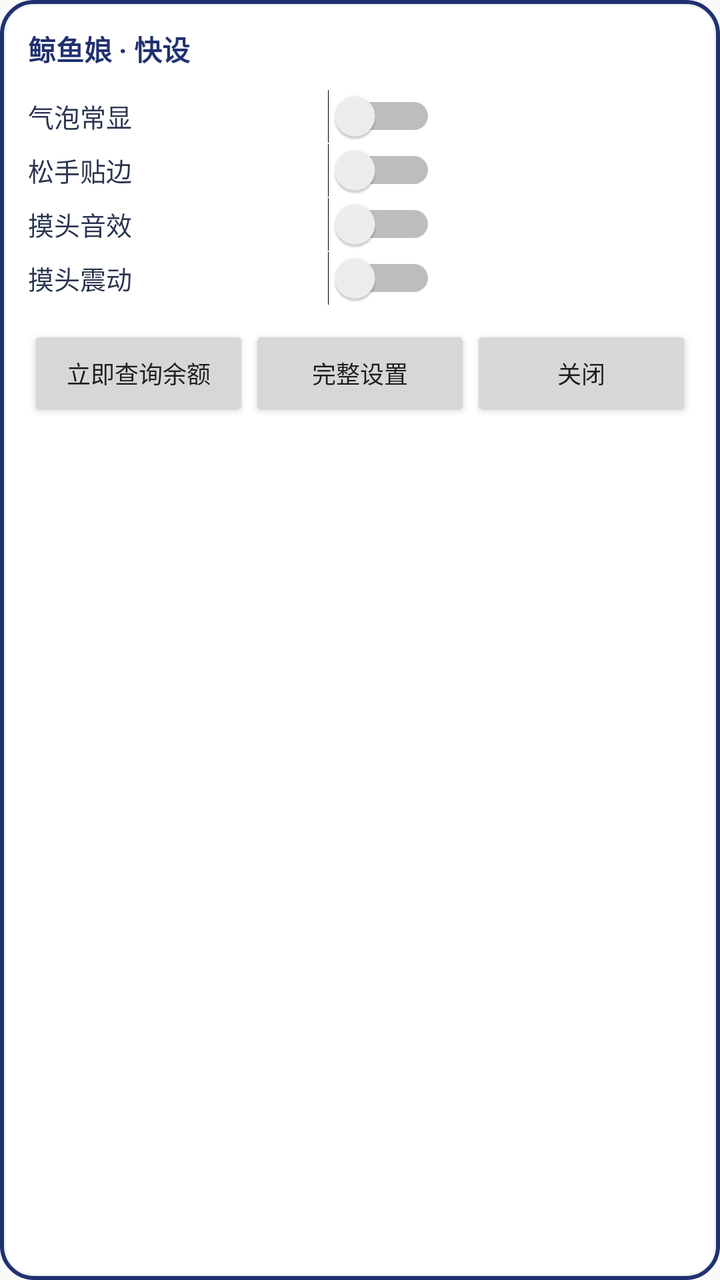
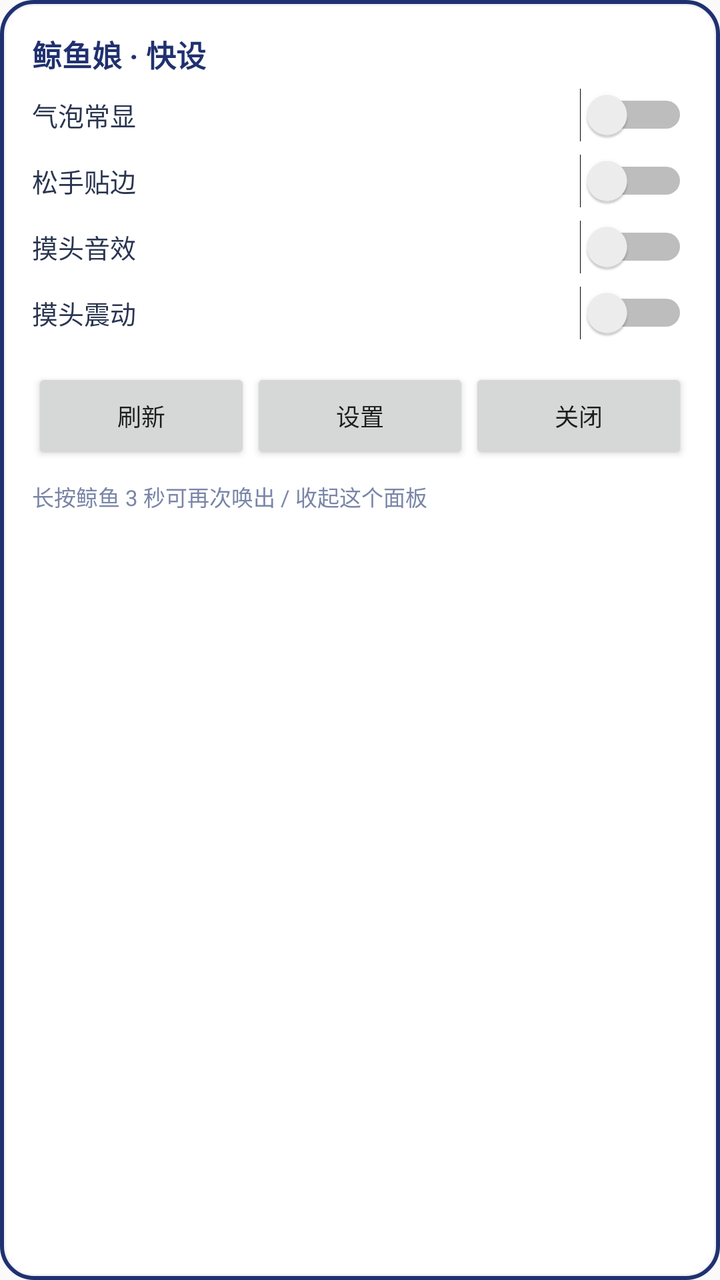

Screens rendered from an Android XML layout before and after an edit, with the pre-edit source and the edit as a unified diff.
<!-- AndroidManifest.xml: application theme android:Theme.Material.Light.DarkActionBar -->
<!-- res/layout/overlay_panel.xml -->
<?xml version="1.0" encoding="utf-8"?>
<LinearLayout xmlns:android="http://schemas.android.com/apk/res/android"
    android:id="@+id/panel_root"
    android:layout_width="wrap_content"
    android:layout_height="wrap_content"
    android:background="@drawable/panel_bg"
    android:orientation="vertical"
    android:padding="14dp">

    <TextView
        android:layout_width="wrap_content"
        android:layout_height="wrap_content"
        android:text="@string/panel_title"
        android:textColor="#203170"
        android:textSize="14sp"
        android:textStyle="bold" />

    <LinearLayout
        android:layout_width="match_parent"
        android:layout_height="wrap_content"
        android:layout_marginTop="10dp"
        android:gravity="center_vertical"
        android:orientation="horizontal">

        <TextView
            android:layout_width="150dp"
            android:layout_height="wrap_content"
            android:text="@string/panel_pinned"
            android:textColor="#2A3550"
            android:textSize="13sp" />

        <Switch
            android:id="@+id/pn_pinned"
            android:layout_width="wrap_content"
            android:layout_height="wrap_content" />
    </LinearLayout>

    <LinearLayout
        android:layout_width="match_parent"
        android:layout_height="wrap_content"
        android:gravity="center_vertical"
        android:orientation="horizontal">

        <TextView
            android:layout_width="150dp"
            android:layout_height="wrap_content"
            android:text="@string/panel_snap"
            android:textColor="#2A3550"
            android:textSize="13sp" />

        <Switch
            android:id="@+id/pn_snap"
            android:layout_width="wrap_content"
            android:layout_height="wrap_content" />
    </LinearLayout>

    <LinearLayout
        android:layout_width="match_parent"
        android:layout_height="wrap_content"
        android:gravity="center_vertical"
        android:orientation="horizontal">

        <TextView
            android:layout_width="150dp"
            android:layout_height="wrap_content"
            android:text="@string/panel_sound"
            android:textColor="#2A3550"
            android:textSize="13sp" />

        <Switch
            android:id="@+id/pn_sound"
            android:layout_width="wrap_content"
            android:layout_height="wrap_content" />
    </LinearLayout>

    <LinearLayout
        android:layout_width="match_parent"
        android:layout_height="wrap_content"
        android:gravity="center_vertical"
        android:orientation="horizontal">

        <TextView
            android:layout_width="150dp"
            android:layout_height="wrap_content"
            android:text="@string/panel_vibrate"
            android:textColor="#2A3550"
            android:textSize="13sp" />

        <Switch
            android:id="@+id/pn_vibrate"
            android:layout_width="wrap_content"
            android:layout_height="wrap_content" />
    </LinearLayout>

    <LinearLayout
        android:layout_width="match_parent"
        android:layout_height="wrap_content"
        android:layout_marginTop="10dp"
        android:orientation="horizontal">

        <Button
            android:id="@+id/pn_refresh"
            android:layout_width="0dp"
            android:layout_height="wrap_content"
            android:layout_weight="1"
            android:text="@string/action_check"
            android:textSize="12sp" />

        <Button
            android:id="@+id/pn_full"
            android:layout_width="0dp"
            android:layout_height="wrap_content"
            android:layout_weight="1"
            android:text="@string/panel_full"
            android:textSize="12sp" />

        <Button
            android:id="@+id/pn_close"
            android:layout_width="0dp"
            android:layout_height="wrap_content"
            android:layout_weight="1"
            android:text="@string/panel_close"
            android:textSize="12sp" />
    </LinearLayout>
</LinearLayout>
<!-- resources referenced by this layout -->
<resources>
  <!-- drawable panel_bg (drawable) -->
  <?xml version="1.0" encoding="utf-8"?>
  <layer-list xmlns:android="http://schemas.android.com/apk/res/android">
      <item>
          <shape android:shape="rectangle">
              <solid android:color="#F7FFFFFF" />
              <corners android:radius="16dp" />
              <stroke
                  android:width="2dp"
                  android:color="#203170" />
          </shape>
      </item>
      <item
          android:bottom="2dp"
          android:left="2dp"
          android:right="2dp"
          android:top="2dp">
          <shape android:shape="rectangle">
              <corners android:radius="14dp" />
              <stroke
                  android:width="1dp"
                  android:color="#228FA6D8" />
          </shape>
      </item>
  </layer-list>
  <string name="action_check">立即查询余额</string>
  <string name="panel_close">关闭</string>
  <string name="panel_full">完整设置</string>
  <string name="panel_pinned">气泡常显</string>
  <string name="panel_snap">松手贴边</string>
  <string name="panel_sound">摸头音效</string>
  <string name="panel_title">鲸鱼娘 · 快设</string>
  <string name="panel_vibrate">摸头震动</string>
</resources>

<!-- the commit's change to res/layout/overlay_panel.xml (unified diff, before → after) -->
@@ -1,30 +1,32 @@
 <?xml version="1.0" encoding="utf-8"?>
 <LinearLayout xmlns:android="http://schemas.android.com/apk/res/android"
     android:id="@+id/panel_root"
-    android:layout_width="wrap_content"
+    android:layout_width="284dp"
     android:layout_height="wrap_content"
     android:background="@drawable/panel_bg"
     android:orientation="vertical"
-    android:padding="14dp">
+    android:padding="16dp">
 
     <TextView
-        android:layout_width="wrap_content"
+        android:layout_width="match_parent"
         android:layout_height="wrap_content"
         android:text="@string/panel_title"
         android:textColor="#203170"
-        android:textSize="14sp"
+        android:textSize="15sp"
         android:textStyle="bold" />
 
     <LinearLayout
         android:layout_width="match_parent"
         android:layout_height="wrap_content"
-        android:layout_marginTop="10dp"
+        android:layout_marginTop="6dp"
         android:gravity="center_vertical"
         android:orientation="horizontal">
 
         <TextView
-            android:layout_width="150dp"
+            android:layout_width="0dp"
             android:layout_height="wrap_content"
+            android:layout_weight="1"
+            android:maxLines="1"
             android:text="@string/panel_pinned"
             android:textColor="#2A3550"
             android:textSize="13sp" />
@@ -38,12 +40,15 @@
     <LinearLayout
         android:layout_width="match_parent"
         android:layout_height="wrap_content"
+        android:layout_marginTop="6dp"
         android:gravity="center_vertical"
         android:orientation="horizontal">
 
         <TextView
-            android:layout_width="150dp"
+            android:layout_width="0dp"
             android:layout_height="wrap_content"
+            android:layout_weight="1"
+            android:maxLines="1"
             android:text="@string/panel_snap"
             android:textColor="#2A3550"
             android:textSize="13sp" />
@@ -51,18 +56,22 @@
         <Switch
             android:id="@+id/pn_snap"
             android:layout_width="wrap_content"
-            android:layout_height="wrap_content" />
+            android:layout_height="wrap_content"
+            />
     </LinearLayout>
 
     <LinearLayout
         android:layout_width="match_parent"
         android:layout_height="wrap_content"
+        android:layout_marginTop="6dp"
         android:gravity="center_vertical"
         android:orientation="horizontal">
 
         <TextView
-            android:layout_width="150dp"
+            android:layout_width="0dp"
             android:layout_height="wrap_content"
+            android:layout_weight="1"
+            android:maxLines="1"
             android:text="@string/panel_sound"
             android:textColor="#2A3550"
             android:textSize="13sp" />
@@ -70,18 +79,22 @@
         <Switch
             android:id="@+id/pn_sound"
             android:layout_width="wrap_content"
-            android:layout_height="wrap_content" />
+            android:layout_height="wrap_content"
+            />
     </LinearLayout>
 
     <LinearLayout
         android:layout_width="match_parent"
         android:layout_height="wrap_content"
+        android:layout_marginTop="6dp"
         android:gravity="center_vertical"
         android:orientation="horizontal">
 
         <TextView
-            android:layout_width="150dp"
+            android:layout_width="0dp"
             android:layout_height="wrap_content"
+            android:layout_weight="1"
+            android:maxLines="1"
             android:text="@string/panel_vibrate"
             android:textColor="#2A3550"
             android:textSize="13sp" />
@@ -89,13 +102,15 @@
         <Switch
             android:id="@+id/pn_vibrate"
             android:layout_width="wrap_content"
-            android:layout_height="wrap_content" />
+            android:layout_height="wrap_content"
+            />
     </LinearLayout>
+
 
     <LinearLayout
         android:layout_width="match_parent"
         android:layout_height="wrap_content"
-        android:layout_marginTop="10dp"
+        android:layout_marginTop="14dp"
         android:orientation="horizontal">
 
         <Button
@@ -103,23 +118,41 @@
             android:layout_width="0dp"
             android:layout_height="wrap_content"
             android:layout_weight="1"
-            android:text="@string/action_check"
+            android:minWidth="0dp"
+            android:paddingLeft="0dp"
+            android:paddingRight="0dp"
+            android:text="@string/panel_refresh"
+            android:textAllCaps="false"
             android:textSize="12sp" />
-
         <Button
             android:id="@+id/pn_full"
             android:layout_width="0dp"
             android:layout_height="wrap_content"
             android:layout_weight="1"
-            android:text="@string/panel_full"
+            android:minWidth="0dp"
+            android:paddingLeft="0dp"
+            android:paddingRight="0dp"
+            android:text="@string/panel_settings"
+            android:textAllCaps="false"
             android:textSize="12sp" />
-
         <Button
             android:id="@+id/pn_close"
             android:layout_width="0dp"
             android:layout_height="wrap_content"
             android:layout_weight="1"
+            android:minWidth="0dp"
+            android:paddingLeft="0dp"
+            android:paddingRight="0dp"
             android:text="@string/panel_close"
+            android:textAllCaps="false"
             android:textSize="12sp" />
     </LinearLayout>
+
+    <TextView
+        android:layout_width="match_parent"
+        android:layout_height="wrap_content"
+        android:layout_marginTop="8dp"
+        android:text="@string/panel_hint"
+        android:textColor="#7A86A8"
+        android:textSize="11sp" />
 </LinearLayout>
<!-- resource entries referenced after the edit -->
@@ -25,10 +25,11 @@
           </shape>
       </item>
   </layer-list>
-  <string name="action_check">立即查询余额</string>
   <string name="panel_close">关闭</string>
-  <string name="panel_full">完整设置</string>
+  <string name="panel_hint">长按鲸鱼 3 秒可再次唤出 / 收起这个面板</string>
   <string name="panel_pinned">气泡常显</string>
+  <string name="panel_refresh">刷新</string>
+  <string name="panel_settings">设置</string>
   <string name="panel_snap">松手贴边</string>
   <string name="panel_sound">摸头音效</string>
   <string name="panel_title">鲸鱼娘 · 快设</string>
